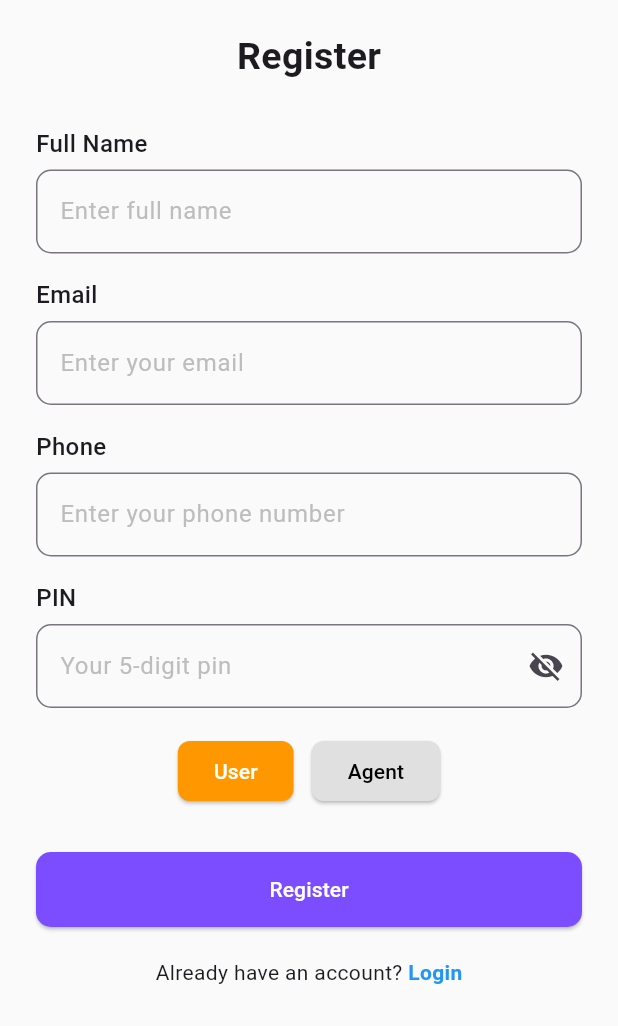
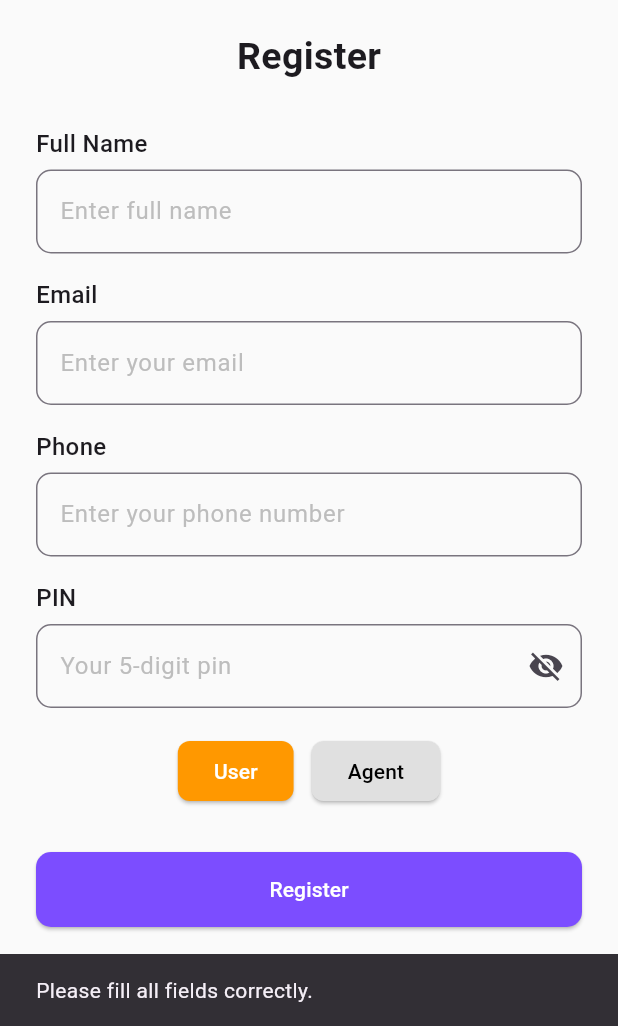
Before and after one commit to Fahim-Prodhan/swiftpay-flutter, a Flutter app: the RegisterScreen screen opened by its route, after a tap on "Register", on a phone screen of 412 x 824 dp, the part 210-1236 px from its top. Run offline on Flutter 3.47's test engine with Material 3 defaults, Android fonts, the phone set to English and light mode, and no system bars; our stand-ins replace shared_preferences; accounts and stored records are empty.

Commit message:
Integrate the register api

```diff
--- a/lib/pages/home_page.dart
+++ b/lib/pages/home_page.dart
@@ -8,7 +8,7 @@ import 'package:swiftpay/service/baseUrl.dart';
 import 'cash_out.dart';
 import 'recharge.dart';
 import 'send_money.dart';  // Import the SendMoneyPage
-import 'profile.dart';  // Import the ProfilePage
+
 
 class HomePage extends StatefulWidget {
 
--- a/lib/pages/register.dart
+++ b/lib/pages/register.dart
@@ -1,7 +1,11 @@
+import 'dart:convert';
+
 import 'package:flutter/material.dart';
+import 'package:http/http.dart' as http;
+import 'package:shared_preferences/shared_preferences.dart';
+import 'package:swiftpay/service/baseUrl.dart';
 
 import '../components/custom_input_field.dart';
-
 
 class RegisterScreen extends StatefulWidget {
   const RegisterScreen({super.key});
@@ -13,11 +17,90 @@ class RegisterScreen extends StatefulWidget {
 class _RegisterScreenState extends State<RegisterScreen> {
   bool isUser = true;
   bool obscurePin = true;
+  bool isLoading = false;
 
   final TextEditingController fullNameController = TextEditingController();
   final TextEditingController emailController = TextEditingController();
   final TextEditingController phoneController = TextEditingController();
   final TextEditingController pinController = TextEditingController();
+
+
+
+  Future<void> registerUser() async {
+    final fullName = fullNameController.text.trim();
+    final email = emailController.text.trim();
+    final phone = phoneController.text.trim();
+    final pin = pinController.text.trim();
+    final role = isUser ? "user" : "agent";
+
+    if (fullName.isEmpty || email.isEmpty || phone.isEmpty || pin.length < 5) {
+      ScaffoldMessenger.of(context).showSnackBar(
+        SnackBar(content: Text("Please fill all fields correctly.")),
+      );
+      return;
+    }
+
+    setState(() {
+      isLoading = true;
+    });
+
+    try {
+      final body = {
+        "fullName": fullName,
+        "email": email,
+        "phone": phone,
+        "pin": pin,
+        "role": role,
+      };
+
+      final res = await http.post(
+        Uri.parse('$baseUrl/api/auth/signup'),
+        headers: {"Content-Type": "application/json"},
+        body: jsonEncode(body),
+      );
+
+      final data = jsonDecode(res.body);
+
+      if (res.statusCode >= 400 || data['error'] != null) {
+        throw Exception(data['error'] ?? "Something went wrong");
+      }
+
+      print(jsonEncode(data["_id"]));
+
+      final SharedPreferences prefs = await SharedPreferences.getInstance();
+      await prefs.setString('userId', data['_id']);
+
+      ScaffoldMessenger.of(context).showSnackBar(
+        SnackBar(content: Text("Registration successful!")),
+      );
+
+      Navigator.pushNamed(context, "/home"); // Change to your desired screen
+    } catch (e) {
+      ScaffoldMessenger.of(context).showSnackBar(
+        SnackBar(content: Text("Error: ${e.toString()}")),
+      );
+    } finally {
+      setState(() {
+        isLoading = false;
+      });
+    }
+  }
+
+  Widget _roleButton(String role, bool active) {
+    return ElevatedButton(
+      onPressed: () {
+        setState(() {
+          isUser = role == 'User';
+        });
+      },
+      style: ElevatedButton.styleFrom(
+        backgroundColor: active ? Colors.orange : Colors.grey[300],
+        foregroundColor: active ? Colors.white : Colors.black,
+        shape: RoundedRectangleBorder(borderRadius: BorderRadius.circular(8)),
+      ),
+      child: Text(role),
+    );
+  }
 
   @override
   Widget build(BuildContext context) {
@@ -29,7 +112,7 @@ class _RegisterScreenState extends State<RegisterScreen> {
           child: Column(
             children: [
               const SizedBox(height: 40),
-              Image(image: AssetImage('assets/logo.png'),height: 100,),
+              Image.asset('assets/logo.png', height: 100),
               const SizedBox(height: 20),
               const Text('Register', style: TextStyle(fontSize: 25, fontWeight: FontWeight.bold)),
               const SizedBox(height: 20),
@@ -75,8 +158,10 @@ class _RegisterScreenState extends State<RegisterScreen> {
                 ],
               ),
               const SizedBox(height: 30),
-              ElevatedButton(
-                onPressed: () {},
+              isLoading
+                  ? const CircularProgressIndicator()
+                  : ElevatedButton(
+                onPressed: registerUser,
                 style: ElevatedButton.styleFrom(
                   backgroundColor: Colors.deepPurpleAccent,
                   minimumSize: const Size.fromHeight(50),
@@ -101,20 +186,4 @@ class _RegisterScreenState extends State<RegisterScreen> {
       ),
     );
   }
-
-  Widget _roleButton(String role, bool active) {
-    return ElevatedButton(
-      onPressed: () {
-        setState(() {
-          isUser = role == 'User';
-        });
-      },
-      style: ElevatedButton.styleFrom(
-        backgroundColor: active ? Colors.orange : Colors.grey[300],
-        foregroundColor: active ? Colors.white : Colors.black,
-        shape: RoundedRectangleBorder(borderRadius: BorderRadius.circular(8)),
-      ),
-      child: Text(role),
-    );
-  }
 }
```
Also changed, not shown: lib/pages/profile.dart (deleted, +0 -145 lines).
